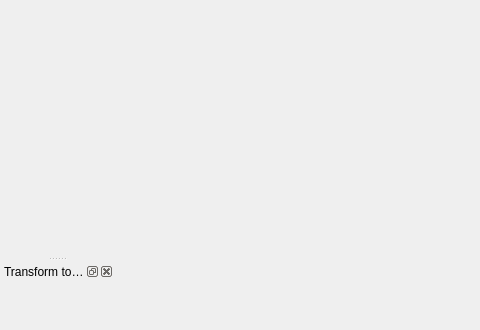
This is mainwindow.ui in mistificator/zx4pixelizer as Qt 5 draws it before an edit; both pictures show x 0 to 480 and y 438 to 768 of the 1024 by 768 pixel window. The edited form follows.
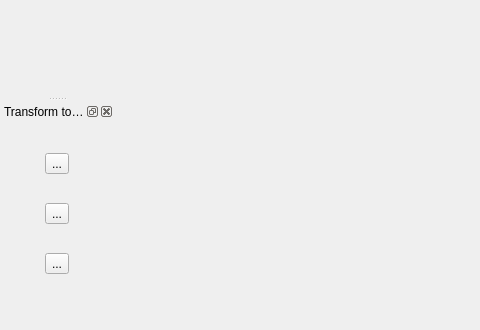
This is the edited form. Icons and pictures are not drawn.

Commit message: Preparations to scene import

The edit to the form file:
```diff
--- a/mainwindow.ui
+++ b/mainwindow.ui
@@ -529,7 +529,31 @@
    <attribute name="dockWidgetArea">
     <number>1</number>
    </attribute>
-   <widget class="QWidget" name="dockWidgetContents_6"/>
+   <widget class="QWidget" name="dockWidgetContents_6">
+    <layout class="QGridLayout" name="gridLayout_7">
+     <item row="0" column="0">
+      <widget class="QToolButton" name="resizeImageButton">
+       <property name="text">
+        <string>...</string>
+       </property>
+      </widget>
+     </item>
+     <item row="1" column="0">
+      <widget class="QToolButton" name="resizeCanvasButton">
+       <property name="text">
+        <string>...</string>
+       </property>
+      </widget>
+     </item>
+     <item row="2" column="0">
+      <widget class="QToolButton" name="invertColorsButton">
+       <property name="text">
+        <string>...</string>
+       </property>
+      </widget>
+     </item>
+    </layout>
+   </widget>
   </widget>
   <action name="actionQuit">
    <property name="text">
```
Left out of the diff: 19 changed lines with no effect on the pictures. The commit also changes 2 other files.
